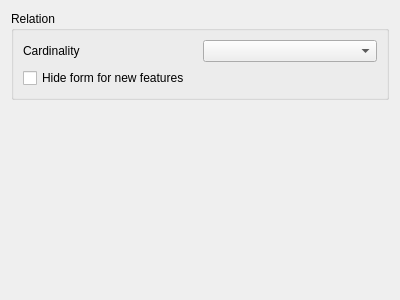
Old version of the form src/ui/attributeformconfig/qgsattributerelationedit.ui in the repository carsmie/QGIS.
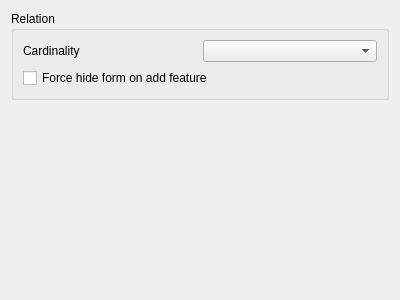
New version of the form.

Commit message: Reword checkbox force hide

```diff
--- a/src/ui/attributeformconfig/qgsattributerelationedit.ui
+++ b/src/ui/attributeformconfig/qgsattributerelationedit.ui
@@ -40,7 +40,7 @@
          <string>Do not open a new attribute form after digitizing a new feature, overrides all other options </string>
         </property>
         <property name="text">
-         <string>Hide form for new features</string>
+         <string>Force hide form on add feature</string>
         </property>
        </widget>
       </item>
```
Left out of the diff: 2 changed lines with no effect on the pictures.
